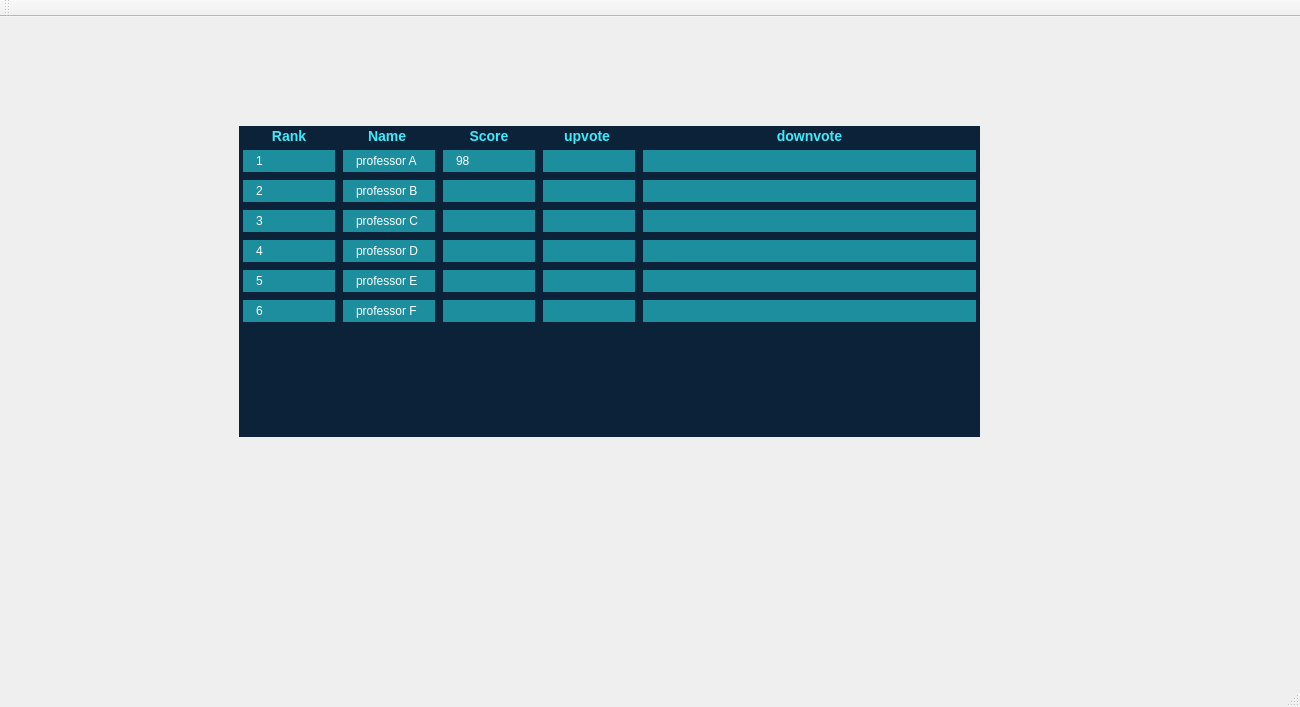
Qt form mainwindow.ui (Youssef2778/Rate-AUC-Professors-2.0) before a commit.
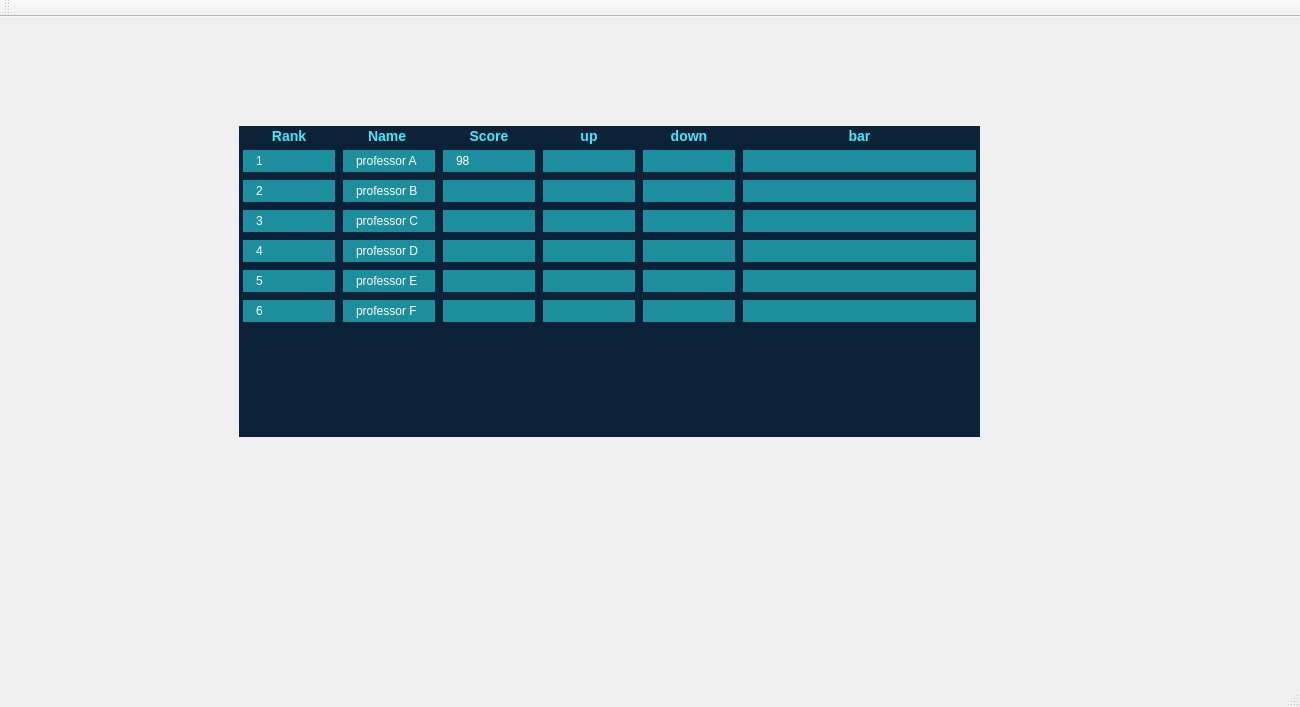
The same form after that commit. Icons and pictures are not drawn.

Commit message: fourth leaderboard design

```diff
--- a/mainwindow.ui
+++ b/mainwindow.ui
@@ -547,12 +547,17 @@
         </column>
         <column>
          <property name="text">
-          <string>upvote </string>
+          <string>up</string>
          </property>
         </column>
         <column>
          <property name="text">
-          <string>downvote</string>
+          <string>down</string>
+         </property>
+        </column>
+        <column>
+         <property name="text">
+          <string>bar</string>
          </property>
         </column>
         <item row="0" column="0">
```
The commit also changes 1 other file.
